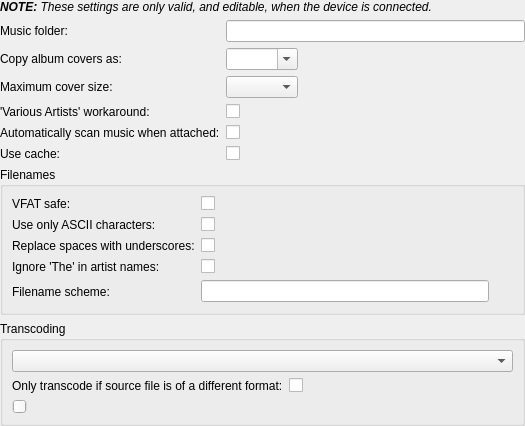
First picture: the form in devices/devicepropertieswidget.ui, repository polpo/cantata-mac, before the edit.
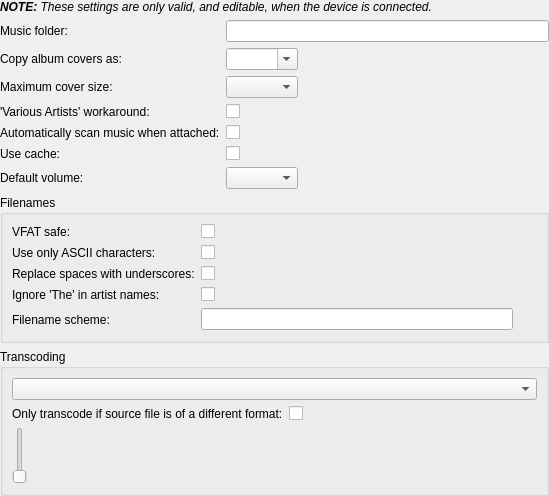
Second picture: the form after the edit. Custom widgets are drawn as their Qt base class.

```diff
--- a/devices/devicepropertieswidget.ui
+++ b/devices/devicepropertieswidget.ui
@@ -6,8 +6,8 @@
    <rect>
     <x>0</x>
     <y>0</y>
-    <width>524</width>
-    <height>390</height>
+    <width>549</width>
+    <height>496</height>
    </rect>
   </property>
   <layout class="QVBoxLayout" name="verticalLayout">
@@ -115,6 +115,16 @@
      <item row="5" column="1">
       <widget class="OnOffButton" name="useCache"/>
      </item>
+     <item row="6" column="0">
+      <widget class="QLabel" name="defaultVolumeLabel">
+       <property name="text">
+        <string>Default volume:</string>
+       </property>
+      </widget>
+     </item>
+     <item row="6" column="1">
+      <widget class="QComboBox" name="defaultVolume"/>
+     </item>
     </layout>
    </item>
    <item>
```
Left out of the diff: 1 changed line with no effect on the pictures.
